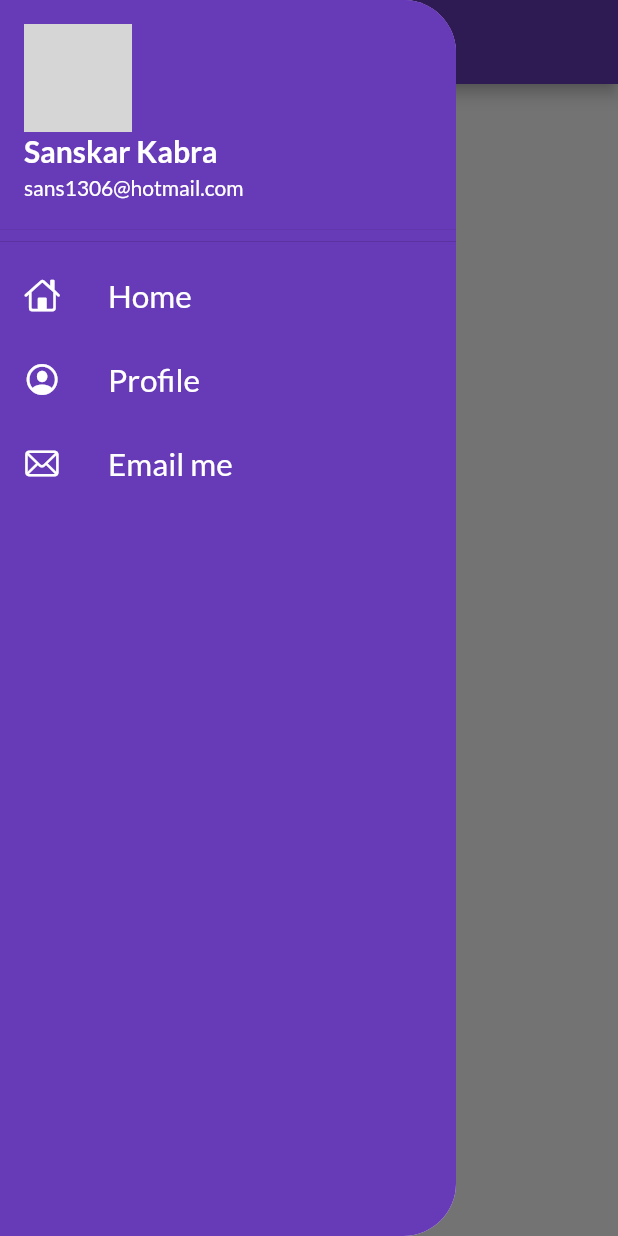
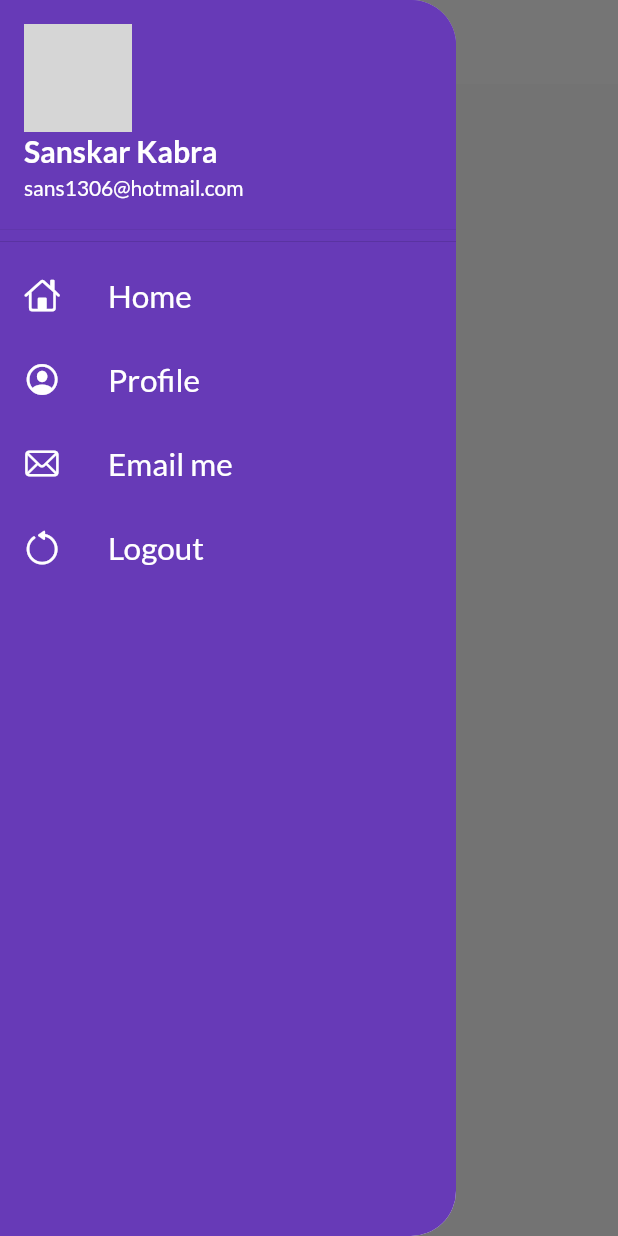
Before and after one commit to sanskar1306/catalog, a Flutter app: the screen it shows after launch, with the side drawer open, on a phone screen of 412 x 824 dp. Run offline on Flutter 3.47's test engine with Material 2 defaults, Android fonts, the phone set to English and light mode, and no system bars; our stand-ins replace google_fonts; network calls fail; grey boxes are pictures that could not be loaded.

Commit message:
DRAWER COMP

```diff
--- a/lib/pages/home.dart
+++ b/lib/pages/home.dart
@@ -8,7 +8,10 @@ class HomePage extends StatelessWidget {
   Widget build(BuildContext context) {
     return Scaffold(
       appBar: AppBar(
-        title:Text("Catalouge App"),
+        backgroundColor: Colors.white,
+        elevation: 0.0,
+        iconTheme: IconThemeData(color:Colors.black),
+        title:Text("Catalog App",style:TextStyle(color: Colors.black)),
       ),
        body:Center(
        child:Center(
--- a/lib/widgets/drawer.dart
+++ b/lib/widgets/drawer.dart
@@ -8,7 +8,9 @@ class MyDrawer extends StatelessWidget {
   Widget build(BuildContext context) {
     return ClipRRect(
        borderRadius: BorderRadius.only(
-          topRight: Radius.circular(35), bottomRight: Radius.circular(35)),
+          topRight: Radius.circular(30), bottomRight: Radius.circular(30),
+        ),
+
 
       child: Drawer(
         child: Container(
@@ -51,6 +53,13 @@ class MyDrawer extends StatelessWidget {
 
                 ))
               ),
+               ListTile(
+                leading:Icon(CupertinoIcons.gobackward,color:Colors.white),
+                title: Text("Logout",textScaleFactor: 1.5,style:TextStyle(
+                  color: Colors.white,
+
+                ))
+              ),
 
 
             ],
```
